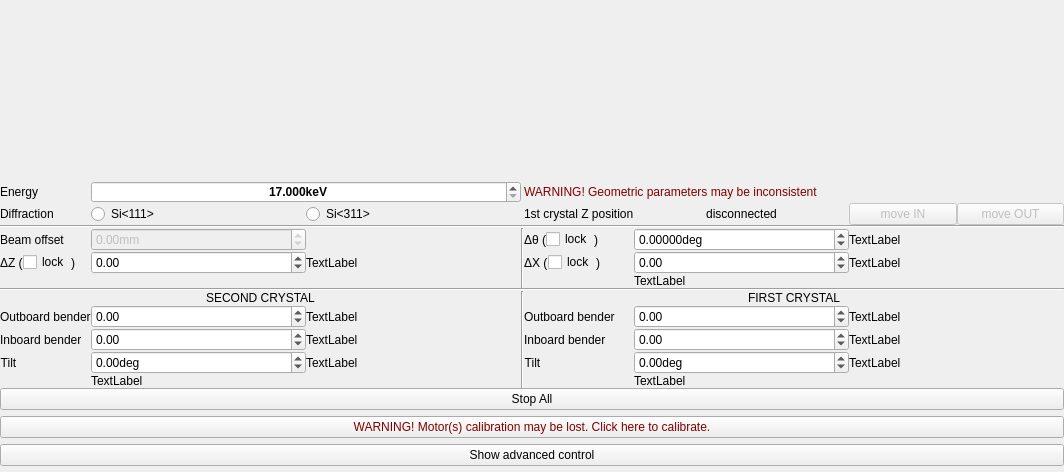
MatthewJCameron/imbl, file mono/monoGui/monoGui.ui: the form before one commit.
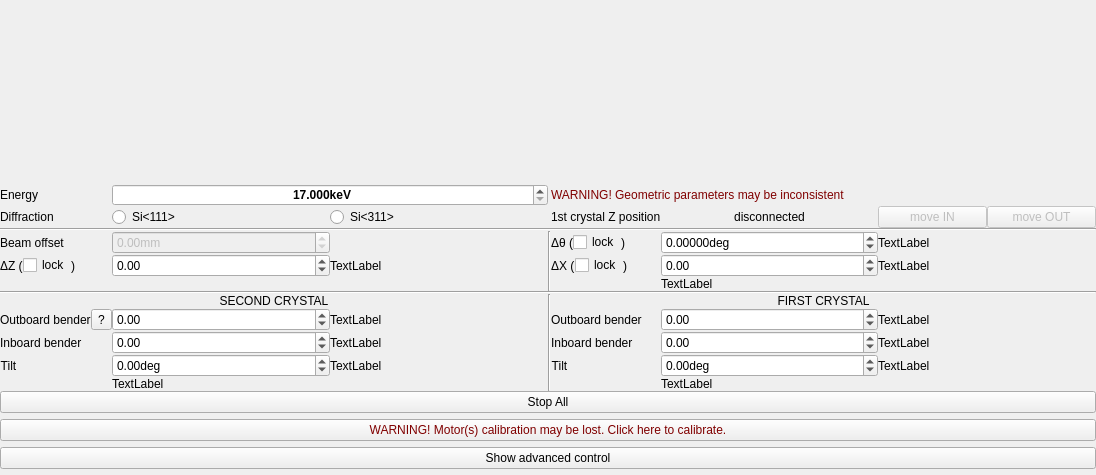
The form after the commit. Icons and pictures are not drawn. Custom widgets are drawn as their Qt base class.

Commit message: modified:   filters/filtersGui/filtersGui.cpp 	modified:   filters/filtersGui/filtersGui.h 	modified:   imbl.pro 	modified:   mono/monoGui/monoGui.cpp 	modified:   mono/monoGui/monoGui.h 	modified:   mono/monoGui/monoGui.pro 	modified:   mono/monoGui/monoGui.ui 	new file:   mono/monoGui/wtf.ui 	modified:   qimbl/qimbl.cpp 	modified:   qimbl/qimbl.h 	modified:   qimbl/qimbl.pro 	modified:   qimbl/qimbl.ui 	modified:   qimbl/valuebar.cpp 	modified:   qimbl/valuebar.h 	modified:   qimbl/valuebar.ui 	modified:   valve/valve.cpp 	modified:   valve/valve.h

Patch:
```diff
--- a/mono/monoGui/monoGui.ui
+++ b/mono/monoGui/monoGui.ui
@@ -6,8 +6,8 @@
    <rect>
     <x>0</x>
     <y>0</y>
-    <width>1064</width>
-    <height>472</height>
+    <width>1096</width>
+    <height>475</height>
    </rect>
   </property>
   <property name="sizePolicy">
@@ -241,19 +241,6 @@
         </item>
        </layout>
       </item>
-      <item row="9" column="0">
-       <widget class="QLabel" name="label_17">
-        <property name="sizePolicy">
-         <sizepolicy hsizetype="Fixed" vsizetype="Preferred">
-          <horstretch>0</horstretch>
-          <verstretch>0</verstretch>
-         </sizepolicy>
-        </property>
-        <property name="text">
-         <string>Outboard bender</string>
-        </property>
-       </widget>
-      </item>
       <item row="7" column="0" colspan="7">
        <widget class="Line" name="line_7">
         <property name="orientation">
@@ -685,6 +672,36 @@
         </property>
        </widget>
       </item>
+      <item row="9" column="0">
+       <layout class="QHBoxLayout" name="horizontalLayout_8">
+        <property name="spacing">
+         <number>0</number>
+        </property>
+        <item>
+         <widget class="QLabel" name="label_17">
+          <property name="sizePolicy">
+           <sizepolicy hsizetype="Fixed" vsizetype="Preferred">
+            <horstretch>0</horstretch>
+            <verstretch>0</verstretch>
+           </sizepolicy>
+          </property>
+          <property name="text">
+           <string>Outboard bender</string>
+          </property>
+         </widget>
+        </item>
+        <item>
+         <widget class="QToolButton" name="wtf">
+          <property name="toolTip">
+           <string>what are the bending parameters?</string>
+          </property>
+          <property name="text">
+           <string>?</string>
+          </property>
+         </widget>
+        </item>
+       </layout>
+      </item>
      </layout>
     </widget>
    </item>
```
Left out of the diff: 3 changed lines with no effect on the pictures. The commit also changes 16 other files.
